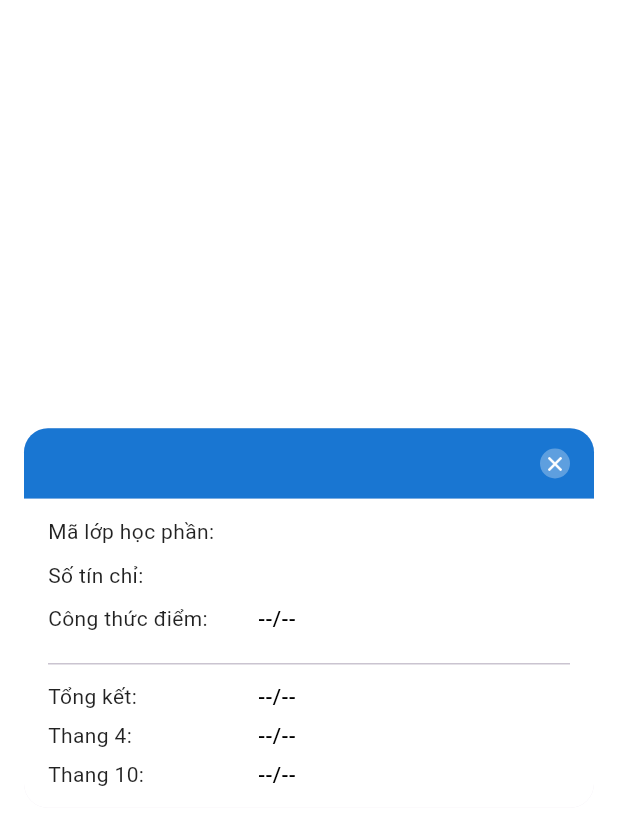
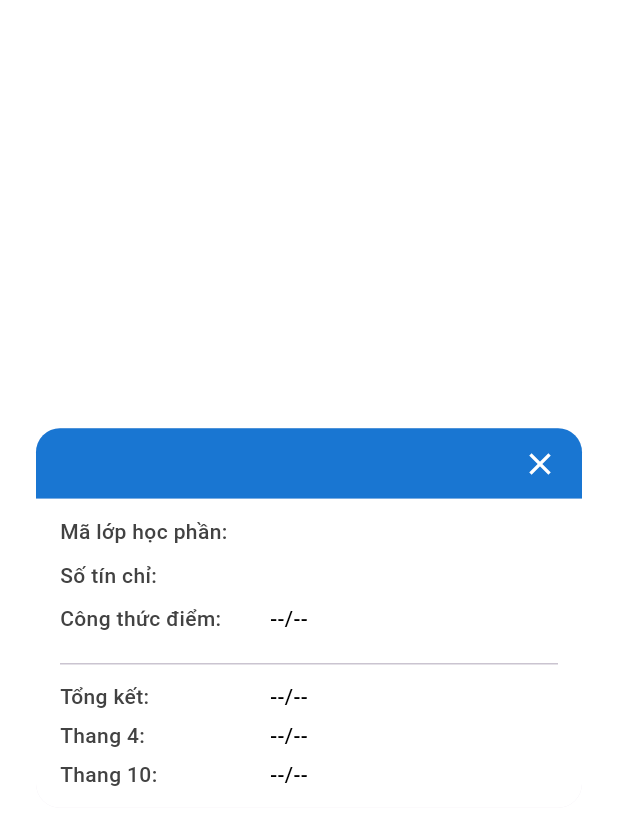
Before and after one commit to TienTrn05/d_dut2, a Flutter app: the DetailResults widget shown alone on an empty page, opened directly with empty values, on a phone screen of 412 x 824 dp. Shown: the top 825 px of the screen. Run offline on Flutter 3.47's test engine with Material 3 defaults, Android fonts, the phone set to English and light mode, and no system bars; our stand-ins replace bloc, card_loading, dartx, device_info_plus, dio, equatable and 21 more; missing offline and left inert: aad_oauth, linkify, signalr_netcore; accounts and stored records are empty; generated files the repository leaves out were written again.

Commit message:
ui: update overall card and detail result card

```diff
--- a/lib/features/academic/presentation/detail_result.dart
+++ b/lib/features/academic/presentation/detail_result.dart
@@ -54,7 +54,7 @@ class DetailResults extends StatelessWidget {
     final t4 = _firstNonEmpty([thang4]);
 
     return Dialog(
-      insetPadding: const EdgeInsets.symmetric(horizontal: 16.0),
+      insetPadding: const EdgeInsets.symmetric(horizontal: 24.0),
       shape: RoundedRectangleBorder(borderRadius: BorderRadius.circular(16.0)),
       child: Column(
         mainAxisSize: MainAxisSize.min,
@@ -75,10 +75,10 @@ class DetailResults extends StatelessWidget {
             child: Stack(
               alignment: Alignment.center,
               children: [
-                Center(
+                Align(
+                  alignment: Alignment.centerLeft,
                   child: Text(
                     subjectTitle,
-                    textAlign: TextAlign.center,
                     style: const TextStyle(
                       color: Colors.white,
                       fontSize: 16.0,
@@ -90,17 +90,10 @@ class DetailResults extends StatelessWidget {
                   right: 0,
                   child: InkWell(
                     onTap: () => Navigator.of(context).pop(),
-                    child: Container(
-                      decoration: BoxDecoration(
-                        shape: BoxShape.circle,
-                        color: Colors.white.withAlpha(76),
-                      ),
-                      padding: const EdgeInsets.all(2.0),
-                      child: const Icon(
-                        Icons.close,
-                        color: Colors.white,
-                        size: 16.0,
-                      ),
+                    child: const Icon(
+                      Icons.close,
+                      color: Colors.white,
+                      size: 24.0,
                     ),
                   ),
                 ),
@@ -126,14 +119,10 @@ class DetailResults extends StatelessWidget {
               children: [
                 _kv('Mã lớp học phần', subjectCode),
                 const SizedBox(height: 8.0),
-
                 _kv('Số tín chỉ', credits),
                 const SizedBox(height: 8.0),
-
                 _kv('Công thức điểm', _displayOrPlaceholder(parsed.formula)),
                 const SizedBox(height: 8.0),
-
-                // Các thành phần động theo công thức
                 ...parsed.components.map(
                   (e) => Padding(
                     padding: const EdgeInsets.symmetric(vertical: 3.0),
@@ -143,15 +132,11 @@ class DetailResults extends StatelessWidget {
                     ),
                   ),
                 ),
-
                 const Divider(height: 24),
-
                 _kv('Tổng kết', _displayOrPlaceholder(tk)),
                 const SizedBox(height: 6.0),
-
                 _kv('Thang 4', _displayOrPlaceholder(t4)),
                 const SizedBox(height: 6.0),
-
                 _kv('Thang 10', _displayOrPlaceholder(t10)),
               ],
             ),
@@ -163,7 +148,7 @@ class DetailResults extends StatelessWidget {
 
   // Kết quả phân tích `detailsList`
   //[formula]: chuỗi công thức (nếu có)
-  // [components]: danh sách (giữ nguyên thứ tự xuất hiện) các cặp "mã" -> "điểm"
+  // [components]: danh sách (giữ nguyên thứ tự xuất hiện) các cặp thành phần - điểm
   _ParsedDetails _parseDetails(List<String>? list) {
     final comps = <MapEntry<String, String>>[];
     String formula = '';
@@ -181,7 +166,7 @@ class DetailResults extends StatelessWidget {
           continue;
         }
 
-        // Các dòng "mã: value" bất kỳ (GK, BT, CK, QT, CC, DA, TH, LT, ...).
+        // Các dòng điểm thành phần GK, BT, CK, QT, CC, DA, TH, LT
         final idx = s.indexOf(':');
         if (idx > 0) {
           final code = s.substring(0, idx).trim();
@@ -194,12 +179,10 @@ class DetailResults extends StatelessWidget {
     return _ParsedDetails(formula: formula, components: comps);
   }
 
-  /// Ghép các giá trị lẻ kiểu cũ (BT/GK/CK/QT) vào list động nếu detailsList thiếu.
   void _mergeLegacyFallback(
     _ParsedDetails parsed,
     Map<String, String?> legacy,
   ) {
-    // set hiện có để tránh thêm trùng
     final existingKeys =
         parsed.components.map((e) => e.key.toUpperCase()).toSet();
     legacy.forEach((k, v) {
@@ -228,7 +211,11 @@ class DetailResults extends StatelessWidget {
           width: 140.0,
           child: Text(
             '$label:',
-            style: const TextStyle(fontSize: 14.0, color: Colors.black87),
+            style: TextStyle(
+              fontSize: 14.0,
+              color: Colors.grey[800],
+              fontWeight: FontWeight.w500,
+            ),
           ),
         ),
         Expanded(
```
Also changed, not shown: lib/features/academic/presentation/results.dart (+4 -8 lines), lib/features/academic/presentation/statistics.dart (+61 -37 lines), pubspec.lock.
